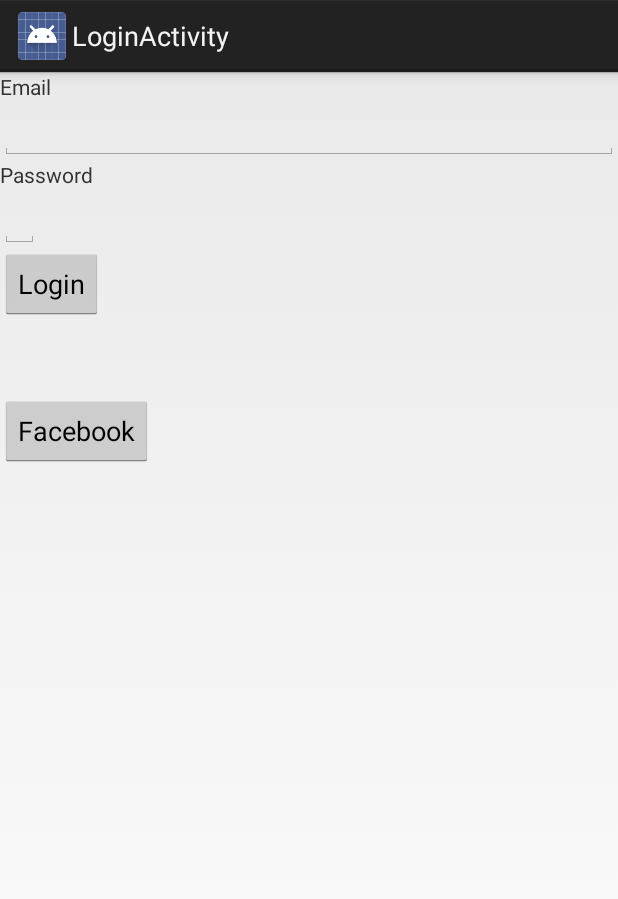
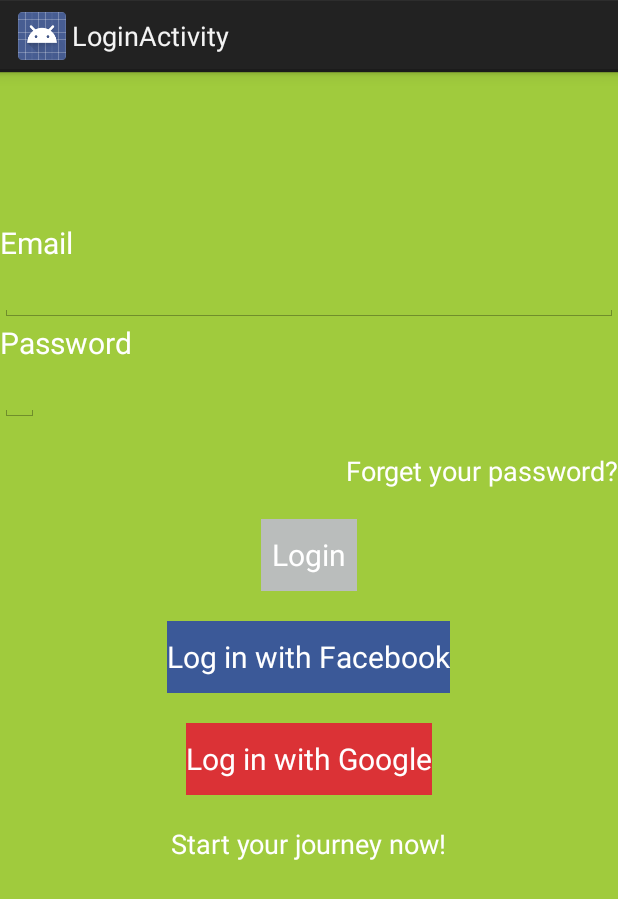
Before and after one commit to cathej6/PlayGround, an Android app: the screen it shows after launch (LoginActivity), on a phone screen of 412 x 824 dp. Shown: the top 899 px of the screen. Run offline under Robolectric (Android 15) with nearby library versions, the phone set to English and light mode, and no system bars.

Commit message:
design 3

```diff
--- a/app/src/main/res/layout/activity_login.xml
+++ b/app/src/main/res/layout/activity_login.xml
@@ -5,12 +5,26 @@
     android:layout_width="match_parent"
     android:layout_height="match_parent"
     android:orientation="vertical"
-    tools:context="edu.washington.cathej.playground.LoginActivity">
+    android:background="#a0cb3d"
+    tools:context="edu.washington.cathej.playground.LoginActivity"
+    android:weightSum="1">
+
+
+    <Space
+        android:layout_width="match_parent"
+        android:layout_height="50dp" />
+
+
+    <Space
+        android:layout_width="match_parent"
+        android:layout_height="50dp" />
 
     <TextView
         android:id="@+id/label"
         android:layout_width="match_parent"
         android:layout_height="wrap_content"
+        android:textColor="#ffffff"
+        android:textSize="20dp"
         android:text="Email" />
 
     <EditText
@@ -22,8 +36,10 @@
 
     <TextView
         android:id="@+id/label2"
+        android:textColor="#ffffff"
         android:layout_width="match_parent"
         android:layout_height="wrap_content"
+        android:textSize="20dp"
         android:text="Password" />
 
     <EditText
@@ -33,23 +49,75 @@
         android:text=""
         android:inputType="textPassword" />
 
+    <Space
+        android:layout_width="match_parent"
+        android:layout_height="20dp" />
+
+    <TextView
+        android:id="@+id/label"
+        android:layout_width="match_parent"
+        android:layout_height="wrap_content"
+        android:textColor="#ffffff"
+        android:textSize="18dp"
+        android:gravity="right"
+        android:text="Forget your password?" />
+
+    <Space
+        android:layout_width="match_parent"
+        android:layout_height="20dp" />
+
     <Button
         android:id="@+id/button"
         android:layout_width="wrap_content"
         android:layout_height="wrap_content"
+        android:layout_gravity="center_vertical|center_horizontal"
         android:text="Login"
+        android:background="#babdbc"
+        android:textColor="#ffffff"
+        android:textSize="20dp"
         tools:layout_editor_absoluteX="154dp"
         tools:layout_editor_absoluteY="214dp" />
+
     <Space
         android:layout_width="match_parent"
-        android:layout_height="50dp" />
+        android:layout_height="20dp" />
 
     <Button
         android:id="@+id/buttonF"
         android:layout_width="wrap_content"
         android:layout_height="wrap_content"
-        android:text="Facebook"
+        android:layout_gravity="center_vertical|center_horizontal"
+        android:text="Log in with Facebook"
+        android:background="#3b5998"
+        android:textColor="#ffffff"
+        android:textSize="20dp"
         tools:layout_editor_absoluteX="154dp"
         tools:layout_editor_absoluteY="214dp" />
 
+    <Space
+        android:layout_width="match_parent"
+        android:layout_height="20dp" />
+
+    <Button
+        android:text="Log in with Google"
+        android:layout_gravity="center_vertical|center_horizontal"
+        android:textColor="#ffffff"
+        android:background="#db3236"
+        android:textSize="20dp"
+        android:layout_width="wrap_content"
+        android:layout_height="wrap_content"
+        android:id="@+id/buttonG" />
+
+    <Space
+        android:layout_width="match_parent"
+        android:layout_height="20dp" />
+
+    <TextView
+        android:id="@+id/label"
+        android:layout_width="wrap_content"
+        android:layout_height="wrap_content"
+        android:textColor="#ffffff"
+        android:textSize="18dp"
+        android:layout_gravity="center_vertical|center_horizontal"
+        android:text="Start your journey now!" />
 </LinearLayout>
--- a/app/src/main/res/layout/activity_main.xml
+++ b/app/src/main/res/layout/activity_main.xml
@@ -5,23 +5,37 @@
     android:orientation="vertical"
     android:layout_width="match_parent"
     android:layout_height="match_parent"
+    android:background="#a0cb3d"
     tools:context="edu.washington.cathej.playground.MainActivity">
 
     <TextView
         android:layout_width="wrap_content"
         android:layout_height="wrap_content"
-        android:text="Hello World!" />
+        android:textColor="#ffffff"
+        android:text="Playground!" />
+
+    <Space
+        android:layout_width="match_parent"
+        android:layout_height="20dp" />
 
     <Button
         android:id="@+id/pMode"
         android:layout_width="wrap_content"
+        android:background="#babdbc"
+        android:textColor="#ffffff"
         android:layout_height="wrap_content"
         android:text="Parent Mode" />
+
+    <Space
+        android:layout_width="match_parent"
+        android:layout_height="40dp" />
 
     <Button
         android:id="@+id/cMode"
         android:layout_width="wrap_content"
+        android:background="#babdbc"
+        android:textColor="#ffffff"
         android:layout_height="wrap_content"
-        android:text="Childrens Mode" />
+        android:text="Ben" />
 
 </LinearLayout>
--- a/app/src/main/res/layout/activity_parent.xml
+++ b/app/src/main/res/layout/activity_parent.xml
@@ -5,12 +5,13 @@
     android:layout_width="match_parent"
     android:layout_height="match_parent"
     android:orientation="vertical"
+    android:background="#a0cb3d"
     tools:context="edu.washington.cathej.playground.ParentActivity">
 
     <android.support.v7.widget.Toolbar
         android:id="@+id/my_toolbar"
         android:layout_width="match_parent"
-        android:layout_height="?attr/actionBarSize"
+        android:layout_height="40dp"
         android:elevation="4dp">
 
         <ImageView
@@ -24,5 +25,7 @@
         android:id="@+id/button"
         android:layout_width="wrap_content"
         android:layout_height="wrap_content"
-        android:text="Back" />
+        android:background="#babdbc"
+        android:textColor="#ffffff"
+        android:text="Go to Play" />
 </LinearLayout>
```
